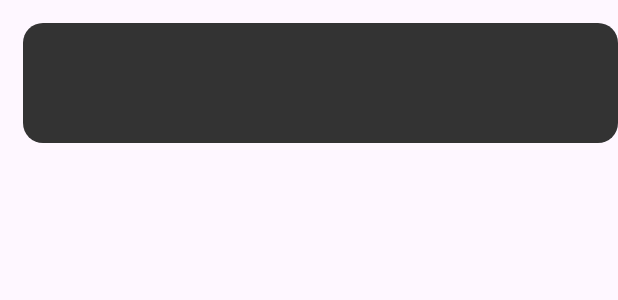
After one commit to MinhKhang0715/Note-taking-app, an Android app: the layout note_container.xml on its own in the app's theme, with its tools: preview values and no code run, on a phone screen of 412 x 824 dp. The commit adds this screen. Shown: the top 300 px of the screen. Run offline under Robolectric (Android 15) with nearby library versions, the phone set to English and light mode, and no system bars.

Commit message:
Add feature: Add notes

```diff
--- /dev/null
+++ b/app/src/main/res/drawable/background_note.xml
@@ -0,0 +1,6 @@
+<?xml version="1.0" encoding="utf-8"?>
+<shape xmlns:android="http://schemas.android.com/apk/res/android"
+    android:shape="rectangle">
+    <solid android:color="@color/defaultTextColor"/>
+    <corners android:radius="@dimen/_10sdp"/>
+</shape>
--- /dev/null
+++ b/app/src/main/res/layout/note_container.xml
@@ -0,0 +1,45 @@
+<?xml version="1.0" encoding="utf-8"?>
+<LinearLayout xmlns:android="http://schemas.android.com/apk/res/android"
+    android:id="@+id/noteContainer"
+    android:orientation="vertical"
+    android:layout_width="match_parent"
+    android:layout_height="wrap_content"
+    android:layout_marginStart="@dimen/_12sdp"
+    android:layout_marginTop="@dimen/_12sdp"
+    android:background="@drawable/background_note">
+
+    <TextView
+        android:id="@+id/titleText"
+        android:layout_width="match_parent"
+        android:layout_height="wrap_content"
+        android:layout_marginStart="@dimen/_8sdp"
+        android:layout_marginEnd="@dimen/_8sdp"
+        android:layout_marginTop="@dimen/_8sdp"
+        android:includeFontPadding="false"
+        android:textColor="@color/white"
+        android:textSize="@dimen/_13ssp"/>
+
+    <TextView
+        android:id="@+id/subtitleText"
+        android:layout_width="match_parent"
+        android:layout_height="wrap_content"
+        android:layout_marginStart="@dimen/_8sdp"
+        android:layout_marginEnd="@dimen/_8sdp"
+        android:layout_marginTop="@dimen/_4sdp"
+        android:layout_marginBottom="@dimen/_4sdp"
+        android:includeFontPadding="false"
+        android:textColor="@color/noteSubtitle"
+        android:textSize="@dimen/_12ssp"/>
+
+    <TextView
+        android:id="@+id/dateTimeText"
+        android:layout_width="match_parent"
+        android:layout_height="wrap_content"
+        android:layout_marginStart="@dimen/_8sdp"
+        android:layout_marginEnd="@dimen/_8sdp"
+        android:layout_marginBottom="@dimen/_8sdp"
+        android:includeFontPadding="false"
+        android:textColor="@color/noteSubtitle"
+        android:textSize="@dimen/_7ssp"/>
+
+</LinearLayout>
```
Also changed, not shown: app/src/main/java/com/example/noteapp/activities/MainActivity.java (+41 -2 lines), app/src/main/java/com/example/noteapp/adapters/NotesAdapter.java (added, +67 -0 lines).
